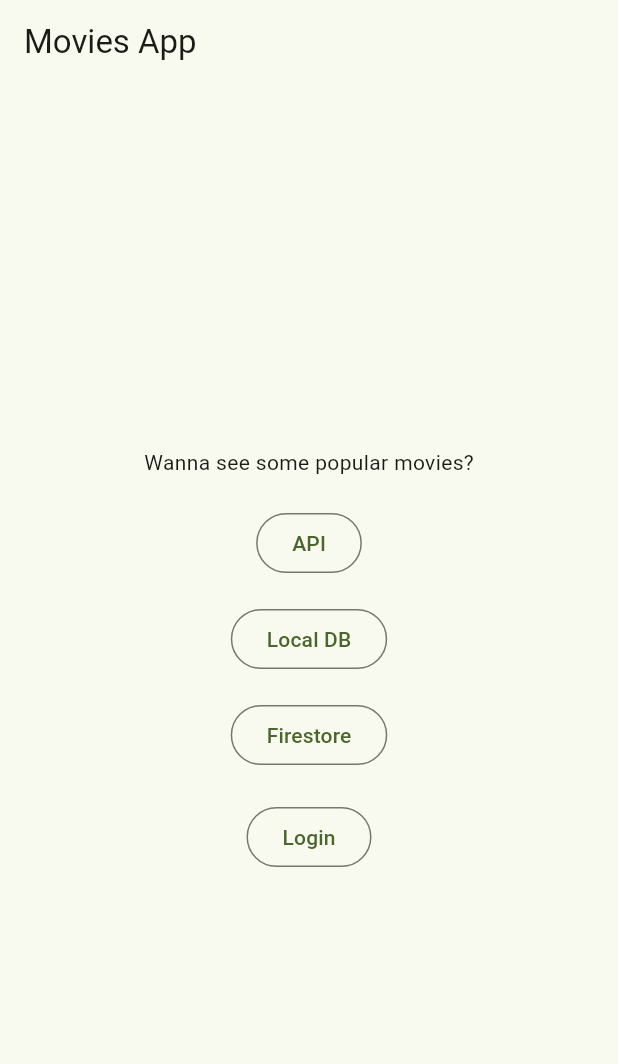
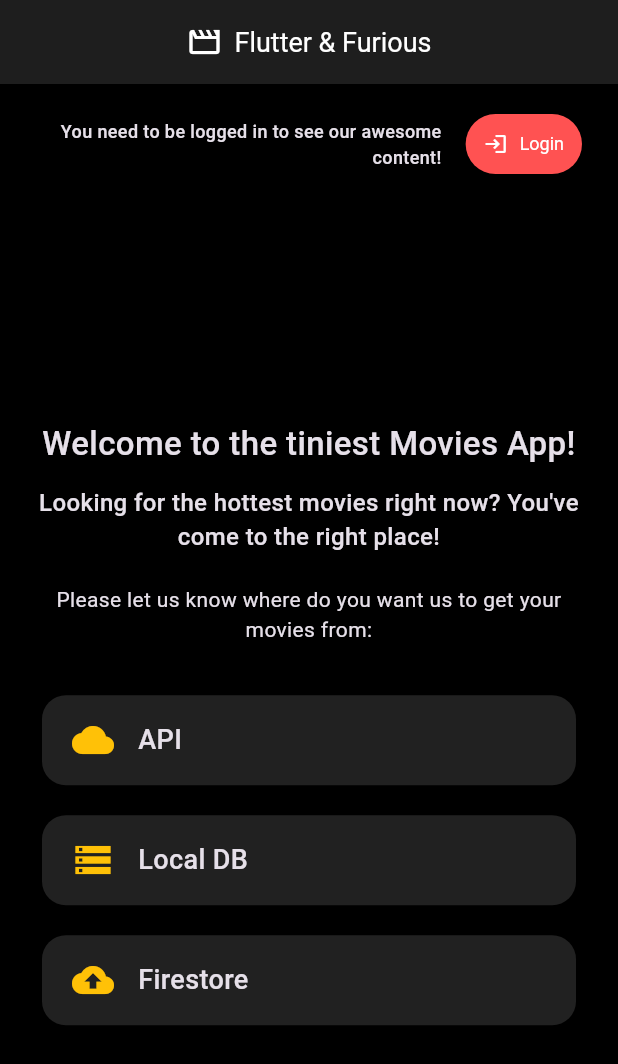
Before and after one commit to agussbergamo/dojo_challenge_app, a Flutter app: the screen it shows after launch, on a phone screen of 412 x 824 dp. Shown: the top 1064 px of the screen. Run offline on Flutter 3.47's test engine with Material 3 defaults, Android fonts, the phone set to English and light mode, and no system bars; our stand-ins replace cloud_firestore, connectivity_plus, firebase_auth, firebase_core, floor, flutter_rating_bar and 3 more; missing offline and left inert: firebase_ui_auth; accounts and stored records are empty; generated files the repository leaves out were written again.

Commit message:
UI improvements to home page and popular movies screen

```diff
--- a/lib/main.dart
+++ b/lib/main.dart
@@ -10,14 +10,17 @@ import 'core/firebase/firebase_options.dart';
 void main() async {
   WidgetsFlutterBinding.ensureInitialized();
 
-  final DatabaseDataSource databaseDataSource = await DatabaseDataSource.getInstance();
+  final DatabaseDataSource databaseDataSource =
+      await DatabaseDataSource.getInstance();
   await Firebase.initializeApp(options: DefaultFirebaseOptions.currentPlatform);
   await FirebaseAuth.instance.useAuthEmulator('localhost', 9099);
   FirebaseFirestore.instance.useFirestoreEmulator('localhost', 8080);
 
   runApp(
     ProviderScope(
-      overrides: [databaseDataSourceProvider.overrideWithValue(databaseDataSource)],
+      overrides: [
+        databaseDataSourceProvider.overrideWithValue(databaseDataSource),
+      ],
       child: const App(),
     ),
   );
@@ -29,13 +32,22 @@ class App extends ConsumerWidget {
   @override
   Widget build(BuildContext context, WidgetRef ref) {
     final goRouter = ref.watch(goRouterProvider);
-
     return MaterialApp.router(
       debugShowCheckedModeBanner: false,
       title: 'Dojo Challenge App',
-      theme: ThemeData(
-        colorScheme: ColorScheme.fromSeed(seedColor: Colors.lightGreen),
-        useMaterial3: true,
+      theme: ThemeData.dark(useMaterial3: true).copyWith(
+        scaffoldBackgroundColor: Colors.black,
+        colorScheme: const ColorScheme.dark(
+          primary: Colors.amber,
+          onPrimary: Colors.black,
+          surface: Color(0xFF1E1E1E),
+          onSurface: Colors.white,
+        ),
+        appBarTheme: const AppBarTheme(
+          backgroundColor: Color(0xFF1E1E1E),
+          foregroundColor: Colors.white,
+          elevation: 0,
+        ),
       ),
       routerConfig: goRouter,
     );
--- a/lib/presentation/screens/home_page.dart
+++ /dev/null
@@ -1,71 +0,0 @@
-import 'package:dojo_challenge_app/core/parameter/data_source.dart';
-import 'package:dojo_challenge_app/providers/providers.dart';
-import 'package:firebase_auth/firebase_auth.dart';
-import 'package:flutter/material.dart';
-import 'package:flutter_riverpod/flutter_riverpod.dart';
-import 'package:go_router/go_router.dart';
-
-class MyHomePage extends ConsumerWidget {
-  const MyHomePage({super.key});
-
-  @override
-  Widget build(BuildContext context, WidgetRef ref) {
-    final authState = ref.watch(authStateProvider);
-
-    return Scaffold(
-      appBar: AppBar(title: const Text('Movies App')),
-      body: Center(
-        child: Column(
-          mainAxisAlignment: MainAxisAlignment.center,
-          children: <Widget>[
-            const Text('Wanna see some popular movies?'),
-            const SizedBox(height: 20),
-            OutlinedButton(
-              onPressed: () {
-                if (authState.loggedIn) {
-                  context.push('/popular-movies', extra: DataSource.api);
-                } else {
-                  context.push('/sign-in');
-                }
-              },
-              child: const Text('API'),
-            ),
-            const SizedBox(height: 16),
-            OutlinedButton(
-              onPressed: () {
-                if (authState.loggedIn) {
-                  context.push('/popular-movies', extra: DataSource.local);
-                } else {
-                  context.push('/sign-in');
-                }
-              },
-              child: const Text('Local DB'),
-            ),
-            const SizedBox(height: 16),
-            OutlinedButton(
-              onPressed: () {
-                if (authState.loggedIn) {
-                  context.push('/popular-movies', extra: DataSource.firestore);
-                } else {
-                  context.push('/sign-in');
-                }
-              },
-              child: const Text('Firestore'),
-            ),
-            const SizedBox(height: 20),
-            OutlinedButton(
-              onPressed: () {
-                if (authState.loggedIn) {
-                  FirebaseAuth.instance.signOut();
-                } else {
-                  context.push('/sign-in');
-                }
-              },
-              child: Text(authState.loggedIn ? 'Logout' : 'Login'),
-            ),
-          ],
-        ),
-      ),
-    );
-  }
-}
--- /dev/null
+++ b/lib/presentation/widgets/data_source_card.dart
@@ -0,0 +1,52 @@
+import 'package:dojo_challenge_app/core/parameter/data_source.dart';
+import 'package:flutter/material.dart';
+import 'package:go_router/go_router.dart';
+
+class DataSourceCard extends StatelessWidget {
+  const DataSourceCard({
+    super.key,
+    required this.icon,
+    required this.label,
+    required this.source,
+    required this.loggedIn,
+  });
+
+  final IconData icon;
+  final String label;
+  final DataSource source;
+  final bool loggedIn;
+
+  @override
+  Widget build(BuildContext context) {
+    return Card(
+      color: Colors.grey[900],
+      shape: RoundedRectangleBorder(borderRadius: BorderRadius.circular(16)),
+      child: InkWell(
+        borderRadius: BorderRadius.circular(16),
+        onTap: () {
+          if (loggedIn) {
+            context.push('/popular-movies', extra: source);
+          } else {
+            context.push('/sign-in');
+          }
+        },
+        child: Padding(
+          padding: const EdgeInsets.symmetric(vertical: 16.0, horizontal: 20.0),
+          child: Row(
+            children: [
+              Icon(icon, color: Colors.amber, size: 28),
+              const SizedBox(width: 16),
+              Text(
+                label,
+                style: const TextStyle(
+                  fontSize: 18,
+                  fontWeight: FontWeight.w500,
+                ),
+              ),
+            ],
+          ),
+        ),
+      ),
+    );
+  }
+}
--- /dev/null
+++ b/lib/presentation/widgets/home_page.dart
@@ -0,0 +1,134 @@
+import 'package:dojo_challenge_app/core/parameter/data_source.dart';
+import 'package:dojo_challenge_app/presentation/widgets/data_source_card.dart';
+import 'package:dojo_challenge_app/providers/providers.dart';
+import 'package:firebase_auth/firebase_auth.dart';
+import 'package:flutter/material.dart';
+import 'package:flutter_riverpod/flutter_riverpod.dart';
+import 'package:go_router/go_router.dart';
+
+class MyHomePage extends ConsumerWidget {
+  const MyHomePage({super.key});
+
+  @override
+  Widget build(BuildContext context, WidgetRef ref) {
+    final authState = ref.watch(authStateProvider);
+    final user = FirebaseAuth.instance.currentUser;
+
+    return Scaffold(
+      appBar: AppBar(
+        title: Row(
+          mainAxisAlignment: MainAxisAlignment.center,
+          children: const [
+            Icon(Icons.movie_outlined, color: Colors.white),
+            SizedBox(width: 8),
+            Text(
+              'Flutter & Furious',
+              style: TextStyle(fontSize: 18),
+            ),
+          ],
+        ),
+        centerTitle: true,
+      ),
+      body: Padding(
+        padding: const EdgeInsets.symmetric(horizontal: 24.0, vertical: 16),
+        child: Column(
+          children: [
+            Row(
+              mainAxisAlignment: MainAxisAlignment.spaceBetween,
+              crossAxisAlignment: CrossAxisAlignment.center,
+              children: [
+                Expanded(
+                  child: Align(
+                    alignment: Alignment.centerRight,
+                    child: Text(
+                      authState.loggedIn
+                          ? 'Great to see you around, ${user?.displayName ?? 'user'}!'
+                          : 'You need to be logged in to see our awesome content!',
+                      style: const TextStyle(
+                        fontSize: 12,
+                        fontWeight: FontWeight.w500,
+                      ),
+                      maxLines: 2,
+                      textAlign: TextAlign.right,
+                    ),
+                  ),
+                ),
+                const SizedBox(width: 16),
+                ElevatedButton.icon(
+                  onPressed: () {
+                    if (authState.loggedIn) {
+                      FirebaseAuth.instance.signOut();
+                    } else {
+                      context.push('/sign-in');
+                    }
+                  },
+                  icon: Icon(
+                    authState.loggedIn ? Icons.logout : Icons.login,
+                    size: 16,
+                  ),
+                  label: Text(authState.loggedIn ? 'Logout' : 'Login'),
+                  style: ElevatedButton.styleFrom(
+                    backgroundColor: Colors.redAccent,
+                    foregroundColor: Colors.white,
+                    padding: const EdgeInsets.symmetric(
+                      horizontal: 12,
+                      vertical: 8,
+                    ),
+                    textStyle: const TextStyle(fontSize: 12),
+                  ),
+                ),
+              ],
+            ),
+            const SizedBox(height: 40),
+
+            Expanded(
+              child: Column(
+                mainAxisAlignment: MainAxisAlignment.center,
+                children: [
+                  const Text(
+                    'Welcome to the tiniest Movies App!',
+                    style: TextStyle(fontSize: 22, fontWeight: FontWeight.w500),
+                    textAlign: TextAlign.center,
+                  ),
+                  const SizedBox(height: 12),
+                  const Text(
+                    "Looking for the hottest movies right now? You've come to the right place!",
+                    style: TextStyle(fontSize: 16, fontWeight: FontWeight.w500),
+                    textAlign: TextAlign.center,
+                  ),
+                  const SizedBox(height: 20),
+                  const Text(
+                    'Please let us know where do you want us to get your movies from:',
+                    style: TextStyle(fontSize: 14),
+                    textAlign: TextAlign.center,
+                  ),
+                  const SizedBox(height: 30),
+                  DataSourceCard(
+                    icon: Icons.cloud,
+                    label: 'API',
+                    source: DataSource.api,
+                    loggedIn: authState.loggedIn,
+                  ),
+                  const SizedBox(height: 12),
+                  DataSourceCard(
+                    icon: Icons.storage,
+                    label: 'Local DB',
+                    source: DataSource.local,
+                    loggedIn: authState.loggedIn,
+                  ),
+                  const SizedBox(height: 12),
+                  DataSourceCard(
+                    icon: Icons.cloud_upload,
+                    label: 'Firestore',
+                    source: DataSource.firestore,
+                    loggedIn: authState.loggedIn,
+                  ),
+                ],
+              ),
+            ),
+          ],
+        ),
+      ),
+    );
+  }
+}
--- a/lib/providers/providers.dart
+++ b/lib/providers/providers.dart
@@ -7,8 +7,8 @@ import 'package:dojo_challenge_app/data/datasources/remote/firestore_data_source
 import 'package:dojo_challenge_app/data/repositories/movies_repository.dart';
 import 'package:dojo_challenge_app/domain/usecases/implementations/movies_usecase.dart';
 import 'package:dojo_challenge_app/presentation/bloc/movies_bloc.dart';
-import 'package:dojo_challenge_app/presentation/screens/home_page.dart';
-import 'package:dojo_challenge_app/presentation/screens/popular_movies.dart';
+import 'package:dojo_challenge_app/presentation/widgets/home_page.dart';
+import 'package:dojo_challenge_app/presentation/widgets/popular_movies.dart';
 import 'package:firebase_ui_auth/firebase_ui_auth.dart' hide AuthState;
 import 'package:flutter/material.dart';
 import 'package:flutter_riverpod/flutter_riverpod.dart';
--- a/pubspec.yaml
+++ b/pubspec.yaml
@@ -47,6 +47,7 @@ dependencies:
   provider: ^6.1.5
   firebase_ui_auth: ^1.16.1
   go_router: ^15.1.2
+  flutter_rating_bar: ^4.0.1
 
 dev_dependencies:
   flutter_test:
```
Also changed, not shown: lib/presentation/widgets/movie_card.dart (added, +99 -0 lines), lib/presentation/widgets/popular_movies.dart (renamed from lib/presentation/screens/popular_movies.dart, +7 -1 lines), pubspec.lock.
